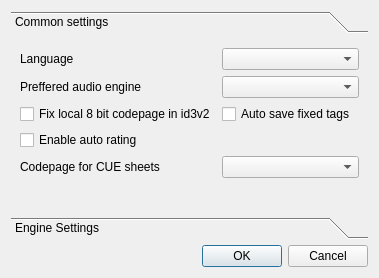
Old version of the form src/settings.ui in the repository DrMoriarty/cuberok.
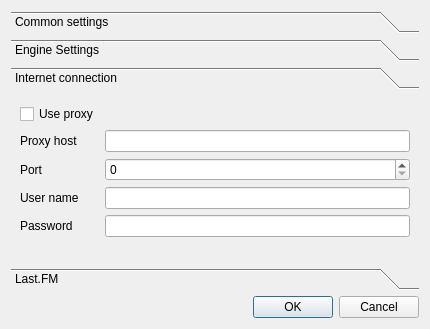
New version of the form. The open tabs and pages were chosen to show the change.

```diff
--- a/src/settings.ui
+++ b/src/settings.ui
@@ -5,8 +5,8 @@
    <rect>
     <x>0</x>
     <y>0</y>
-    <width>379</width>
-    <height>278</height>
+    <width>430</width>
+    <height>329</height>
    </rect>
   </property>
   <property name="windowTitle" >
@@ -23,8 +23,8 @@
        <rect>
         <x>0</x>
         <y>0</y>
-        <width>361</width>
-        <height>172</height>
+        <width>412</width>
+        <height>167</height>
        </rect>
       </property>
       <attribute name="label" >
@@ -110,6 +110,148 @@
        <string>Engine Settings</string>
       </attribute>
      </widget>
+     <widget class="QWidget" name="page_3" >
+      <property name="geometry" >
+       <rect>
+        <x>0</x>
+        <y>0</y>
+        <width>399</width>
+        <height>168</height>
+       </rect>
+      </property>
+      <attribute name="label" >
+       <string>Internet connection</string>
+      </attribute>
+      <layout class="QGridLayout" >
+       <item row="0" column="0" >
+        <widget class="QCheckBox" name="checkBox_proxyEnabled" >
+         <property name="text" >
+          <string>Use proxy</string>
+         </property>
+        </widget>
+       </item>
+       <item row="1" column="0" >
+        <widget class="QLabel" name="label_4" >
+         <property name="text" >
+          <string>Proxy host</string>
+         </property>
+        </widget>
+       </item>
+       <item row="1" column="2" >
+        <widget class="QLineEdit" name="lineEdit_proxyHost" />
+       </item>
+       <item row="2" column="0" >
+        <widget class="QLabel" name="label_5" >
+         <property name="text" >
+          <string>Port</string>
+         </property>
+        </widget>
+       </item>
+       <item row="3" column="0" >
+        <widget class="QLabel" name="label_6" >
+         <property name="text" >
+          <string>User name</string>
+         </property>
+        </widget>
+       </item>
+       <item row="4" column="0" >
+        <widget class="QLabel" name="label_7" >
+         <property name="text" >
+          <string>Password</string>
+         </property>
+        </widget>
+       </item>
+       <item row="2" column="2" >
+        <widget class="QSpinBox" name="spinBox_proxyPort" >
+         <property name="maximum" >
+          <number>65535</number>
+         </property>
+        </widget>
+       </item>
+       <item row="3" column="2" >
+        <widget class="QLineEdit" name="lineEdit_proxyUser" />
+       </item>
+       <item row="4" column="2" >
+        <widget class="QLineEdit" name="lineEdit_proxyPassword" >
+         <property name="echoMode" >
+          <enum>QLineEdit::Password</enum>
+         </property>
+        </widget>
+       </item>
+       <item row="5" column="2" >
+        <spacer>
+         <property name="orientation" >
+          <enum>Qt::Vertical</enum>
+         </property>
+         <property name="sizeHint" >
+          <size>
+           <width>20</width>
+           <height>40</height>
+          </size>
+         </property>
+        </spacer>
+       </item>
+      </layout>
+     </widget>
+     <widget class="QWidget" name="page_4" >
+      <property name="geometry" >
+       <rect>
+        <x>0</x>
+        <y>0</y>
+        <width>412</width>
+        <height>167</height>
+       </rect>
+      </property>
+      <attribute name="label" >
+       <string>Last.FM</string>
+      </attribute>
+      <layout class="QGridLayout" >
+       <item row="0" column="0" >
+        <widget class="QCheckBox" name="checkBox_lastfmScrobbling" >
+         <property name="text" >
+          <string>Enable Last.FM scrobbling</string>
+         </property>
+        </widget>
+       </item>
+       <item row="1" column="0" >
+        <widget class="QLabel" name="label_8" >
+         <property name="text" >
+          <string>User name</string>
+         </property>
+        </widget>
+       </item>
+       <item row="2" column="0" >
+        <widget class="QLabel" name="label_9" >
+         <property name="text" >
+          <string>Password</string>
+         </property>
+        </widget>
+       </item>
+       <item row="1" column="1" >
+        <widget class="QLineEdit" name="lineEdit_lastfmUser" />
+       </item>
+       <item row="2" column="1" >
+        <widget class="QLineEdit" name="lineEdit_lastfmPassword" >
+         <property name="echoMode" >
+          <enum>QLineEdit::Password</enum>
+         </property>
+        </widget>
+       </item>
+       <item row="3" column="0" >
+        <spacer>
+         <property name="orientation" >
+          <enum>Qt::Vertical</enum>
+         </property>
+         <property name="sizeHint" >
+          <size>
+           <width>20</width>
+           <height>40</height>
+          </size>
+         </property>
+        </spacer>
+       </item>
+      </layout>
+     </widget>
     </widget>
    </item>
    <item>
```
